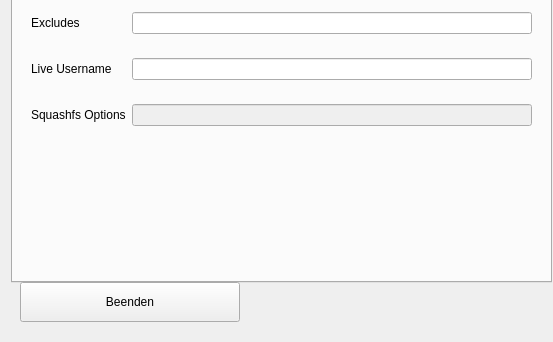
Qt form main.ui (valueerrorx/life-builder) before a commit; both pictures show x 0 to 553 and y 219 to 561 of the 553 by 561 pixel window.
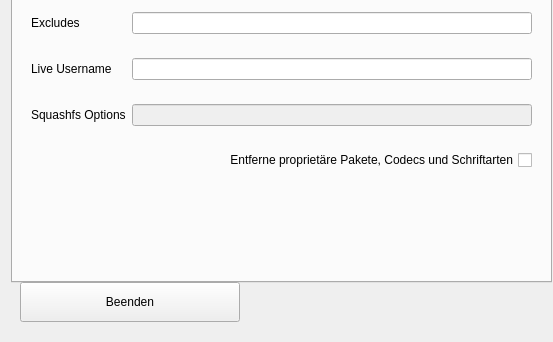
The same form after that commit. The open tabs and pages were chosen to show the change. Icons and pictures are not drawn.

Commit message: added an option to remove proprietary stuff prior to creating the image

Patch:
```diff
--- a/main.ui
+++ b/main.ui
@@ -681,6 +681,25 @@
          </layout>
         </widget>
        </item>
+       <item>
+        <widget class="QWidget" name="widget_17" native="true">
+         <layout class="QVBoxLayout" name="verticalLayout_6">
+          <item>
+           <widget class="QCheckBox" name="restricted">
+            <property name="toolTip">
+             <string>&lt;html&gt;&lt;head/&gt;&lt;body&gt;&lt;p&gt;Entfernt:&lt;/p&gt;&lt;p&gt;- Alle Schriftarten aus dem Benutzerverzeichnis&lt;br/&gt;- Microsoft Schriftarten&lt;br/&gt;- Adobe Reader und Flashplayer&lt;br/&gt;- xUbuntu restricted extras &lt;/p&gt;&lt;/body&gt;&lt;/html&gt;</string>
+            </property>
+            <property name="layoutDirection">
+             <enum>Qt::RightToLeft</enum>
+            </property>
+            <property name="text">
+             <string>Entferne proprietäre Pakete, Codecs und Schriftarten</string>
+            </property>
+           </widget>
+          </item>
+         </layout>
+        </widget>
+       </item>
        <item>
         <spacer name="verticalSpacer_3">
          <property name="orientation">
```
Left out of the diff: 3 changed lines with no effect on the pictures. The commit also changes 2 other files.
